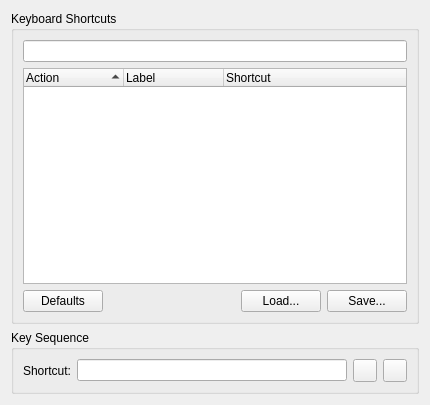
Before: the Qt Designer form quarkplayer-plugins/ConfigWindow/ShortcutsConfigWidget.ui in tkrotoff/QuarkPlayer, drawn with Qt 5.
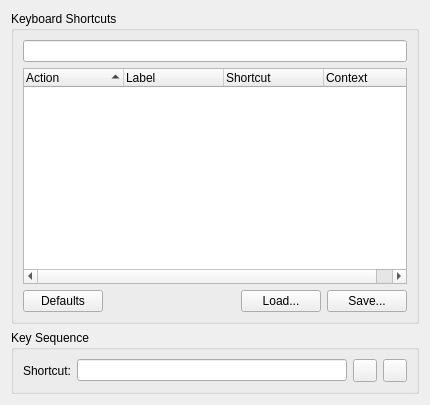
After: the same form once the commit is applied. Custom widgets are drawn as their Qt base class.

Commit message: Refactor FindSubtitles & MediaController a bit Avoid some crashes inside QuickSettingsWindows Improve ShortcutsConfigWidget Add DesktopEnvironment class + other various bug fix

What changed in the file:
```diff
--- a/quarkplayer-plugins/ConfigWindow/ShortcutsConfigWidget.ui
+++ b/quarkplayer-plugins/ConfigWindow/ShortcutsConfigWidget.ui
@@ -62,8 +62,8 @@
         <property name="sortingEnabled" >
          <bool>true</bool>
         </property>
-        <property name="columnCount" >
-         <number>3</number>
+        <property name="columnCount">
+         <number>4</number>
         </property>
         <column>
          <property name="text" >
@@ -80,6 +80,11 @@
           <string>Shortcut</string>
          </property>
         </column>
+        <column>
+         <property name="text">
+          <string>Context</string>
+         </property>
+        </column>
        </widget>
       </item>
       <item row="0" column="0" >
```
Left out of the diff: 92 changed lines with no effect on the pictures. The commit also changes 25 other files.
